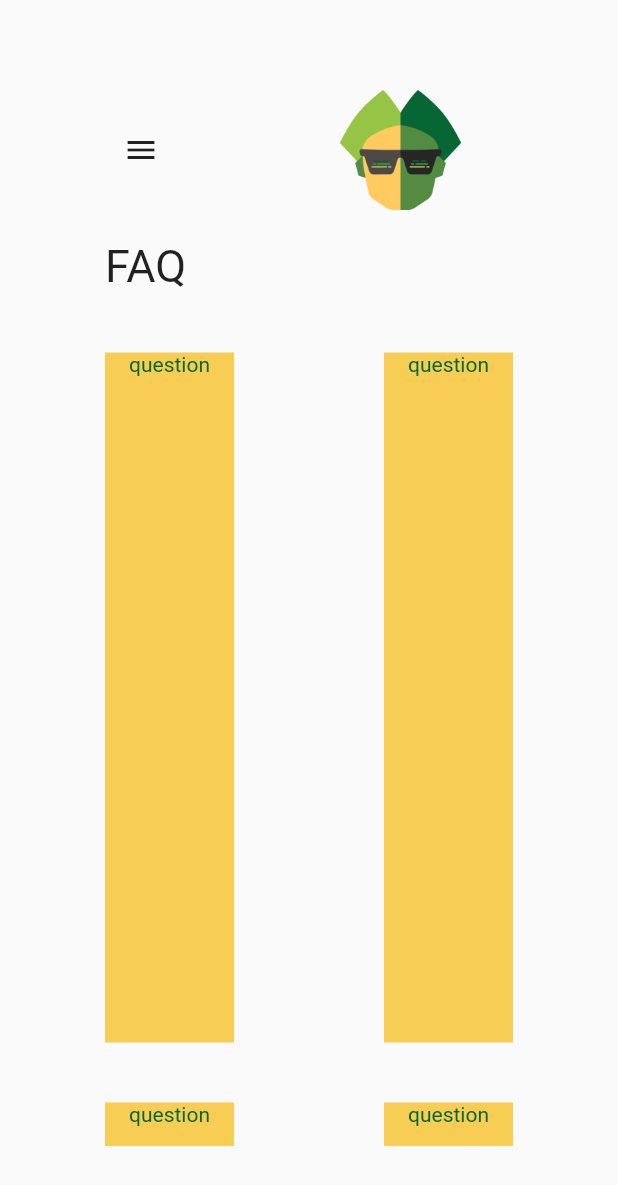
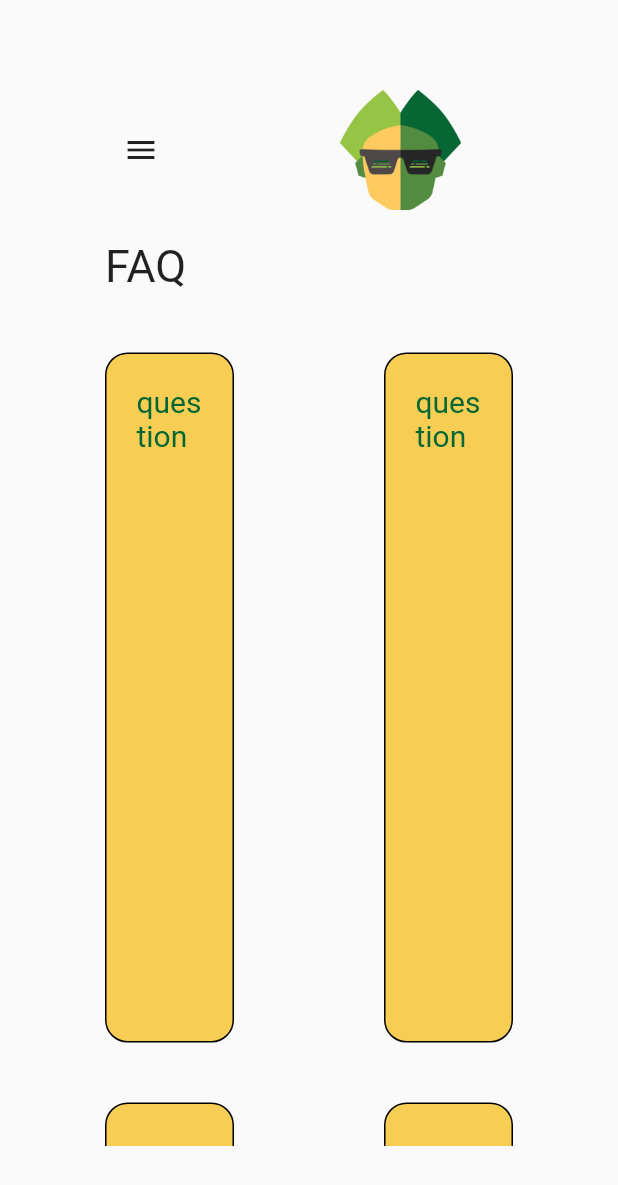
Before and after one commit to PatriotHacks/PatriotHacks2021, a Flutter app: the FAQPageDesktop widget shown alone on an empty page, opened directly, on a phone screen of 412 x 824 dp. Shown: the top 1185 px of the screen. Run offline on Flutter 3.47's test engine with Material 2 defaults, Android fonts, the phone set to English and light mode, and no system bars; our stand-ins replace get_it, responsive_builder.

Commit message:
Stopping point for now before lunch

```diff
--- a/lib/widgets/faq_view/faq_page_desktop.dart
+++ b/lib/widgets/faq_view/faq_page_desktop.dart
@@ -65,15 +65,29 @@ class FAQPageDesktop extends StatelessWidget{
   Expanded faqCard(question, answer){
     return Expanded(
         child: Container(
+          decoration: BoxDecoration(
             color: colorsHolder.patriotYellow,
+            borderRadius: BorderRadius.all(Radius.circular(15)),
+            border: Border(
+              top: BorderSide(width: 1),
+              bottom: BorderSide(width: 1),
+              left: BorderSide(width: 1),
+              right: BorderSide(width: 1),
+            ),
+          ),
           child: Column(
+            crossAxisAlignment: CrossAxisAlignment.start,
             children: [
-              Text(
+              Padding(
+                padding: EdgeInsets.all(20),
+                child: Text(
                   question,
                   style: TextStyle(
+                    fontSize: 20,
                     color: colorsHolder.patriotDarkGreen,
                   ),
                 )
+              ),
             ],
           ),
         ),
```
Lines whose indentation alone changed are shown as unchanged.
